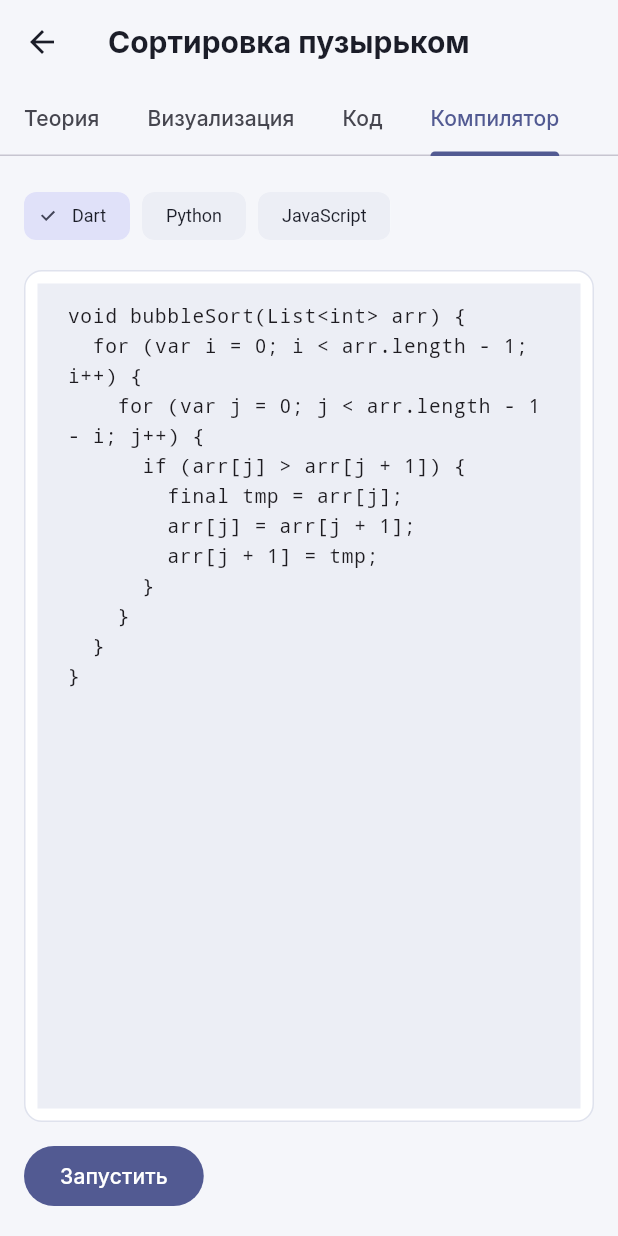
After one commit to NeystKirill/Algo_App, a Flutter app: the TopicScreen screen opened directly with sample values from the repository, tab 4 chosen, on a phone screen of 412 x 824 dp. The commit adds this screen. Run offline on Flutter 3.47's test engine with Material 3 defaults, Android fonts, the phone set to English and light mode, and no system bars; our stand-ins replace flutter_highlight, flutter_riverpod, go_router, google_fonts, shared_preferences; accounts and stored records are empty; network calls fail.

Commit message:
Add compiler tab backed by Piston execution API

```diff
--- /dev/null
+++ b/backend/lib/routes/execute.dart
@@ -0,0 +1,37 @@
+import 'dart:convert';
+
+import 'package:http/http.dart' as http;
+import 'package:shelf/shelf.dart';
+import 'package:shelf_router/shelf_router.dart';
+
+Router executeRouter() {
+  final router = Router();
+
+  router.post('/execute', (Request request) async {
+    final body = jsonDecode(await request.readAsString()) as Map<String, dynamic>;
+    final language = body['language'] as String;
+    final code = body['code'] as String;
+    final stdin = body['stdin'] as String? ?? '';
+
+    final pistonResponse = await http.post(
+      Uri.parse('https://emkc.org/api/v2/piston/execute'),
+      headers: {'content-type': 'application/json'},
+      body: jsonEncode({
+        'language': language,
+        'version': '*',
+        'files': [
+          {'content': code},
+        ],
+        'stdin': stdin,
+      }),
+    );
+
+    return Response(
+      pistonResponse.statusCode,
+      body: pistonResponse.body,
+      headers: {'content-type': 'application/json'},
+    );
+  });
+
+  return router;
+}
--- /dev/null
+++ b/lib/features/compiler/compiler_repository.dart
@@ -0,0 +1,38 @@
+import 'dart:convert';
+
+import 'package:http/http.dart' as http;
+
+import '../../core/api_config.dart';
+
+class ExecutionResult {
+  final String stdout;
+  final String stderr;
+  final int exitCode;
+
+  const ExecutionResult({required this.stdout, required this.stderr, required this.exitCode});
+}
+
+Future<ExecutionResult> runCode({
+  required String language,
+  required String code,
+  String stdin = '',
+}) async {
+  final response = await http.post(
+    Uri.parse('$apiBaseUrl/execute'),
+    headers: {'content-type': 'application/json'},
+    body: jsonEncode({'language': language, 'code': code, 'stdin': stdin}),
+  );
+
+  if (response.statusCode != 200) {
+    throw Exception('Execution failed: ${response.statusCode} ${response.body}');
+  }
+
+  final json = jsonDecode(response.body) as Map<String, dynamic>;
+  final run = json['run'] as Map<String, dynamic>;
+
+  return ExecutionResult(
+    stdout: run['stdout'] as String? ?? '',
+    stderr: run['stderr'] as String? ?? '',
+    exitCode: run['code'] as int? ?? 0,
+  );
+}
--- /dev/null
+++ b/lib/features/compiler/compiler_view.dart
@@ -0,0 +1,121 @@
+import 'package:flutter/material.dart';
+
+import '../../app/theme/app_colors.dart';
+import '../../core/models/algorithm_info.dart';
+import 'compiler_repository.dart';
+
+class CompilerView extends StatefulWidget {
+  const CompilerView({super.key, required this.algorithm, required this.initialLanguage});
+
+  final AlgorithmInfo algorithm;
+  final String initialLanguage;
+
+  @override
+  State<CompilerView> createState() => _CompilerViewState();
+}
+
+class _CompilerViewState extends State<CompilerView> {
+  static const _labels = {'dart': 'Dart', 'python': 'Python', 'javascript': 'JavaScript'};
+
+  late String _language = widget.initialLanguage;
+  late final _codeController = TextEditingController(
+    text: widget.algorithm.codeFor(widget.initialLanguage),
+  );
+
+  bool _running = false;
+  ExecutionResult? _result;
+  String? _error;
+
+  @override
+  void dispose() {
+    _codeController.dispose();
+    super.dispose();
+  }
+
+  Future<void> _run() async {
+    setState(() {
+      _running = true;
+      _error = null;
+    });
+    try {
+      final result = await runCode(language: _language, code: _codeController.text);
+      setState(() => _result = result);
+    } catch (e) {
+      setState(() => _error = e.toString());
+    } finally {
+      setState(() => _running = false);
+    }
+  }
+
+  @override
+  Widget build(BuildContext context) {
+    final colors = context.colors;
+    final available = widget.algorithm.codeSamples.map((s) => s.language).toList();
+
+    return Padding(
+      padding: const EdgeInsets.all(16),
+      child: Column(
+        crossAxisAlignment: CrossAxisAlignment.start,
+        children: [
+          Wrap(
+            spacing: 8,
+            children: [
+              for (final lang in available)
+                ChoiceChip(
+                  label: Text(_labels[lang] ?? lang),
+                  selected: _language == lang,
+                  onSelected: (_) => setState(() {
+                    _language = lang;
+                    _codeController.text = widget.algorithm.codeFor(lang);
+                  }),
+                ),
+            ],
+          ),
+          const SizedBox(height: 12),
+          Expanded(
+            child: Container(
+              decoration: BoxDecoration(
+                color: colors.surface,
+                borderRadius: BorderRadius.circular(12),
+                border: Border.all(color: colors.border),
+              ),
+              padding: const EdgeInsets.all(8),
+              child: TextField(
+                controller: _codeController,
+                maxLines: null,
+                expands: true,
+                style: const TextStyle(fontFamily: 'monospace', fontSize: 13),
+                decoration: const InputDecoration(border: InputBorder.none),
+              ),
+            ),
+          ),
+          const SizedBox(height: 12),
+          FilledButton(
+            onPressed: _running ? null : _run,
+            child: _running
+                ? const SizedBox(
+                    width: 16,
+                    height: 16,
+                    child: CircularProgressIndicator(strokeWidth: 2),
+                  )
+                : const Text('Запустить'),
+          ),
+          if (_error != null) ...[
+            const SizedBox(height: 12),
+            Text(_error!, style: const TextStyle(color: Colors.red)),
+          ],
+          if (_result != null) ...[
+            const SizedBox(height: 12),
+            if (_result!.stdout.isNotEmpty)
+              Text(_result!.stdout, style: const TextStyle(fontFamily: 'monospace')),
+            if (_result!.stderr.isNotEmpty)
+              Text(
+                _result!.stderr,
+                style: const TextStyle(fontFamily: 'monospace', color: Colors.red),
+              ),
+          ],
+        ],
+      ),
+    );
+  }
+}
--- a/lib/features/topic/topic_screen.dart
+++ b/lib/features/topic/topic_screen.dart
@@ -5,6 +5,7 @@ import '../../app/theme/app_colors.dart';
 import '../../core/models/algo_step.dart';
 import '../../core/models/algorithm_info.dart';
 import '../../core/models/graph_models.dart';
+import '../compiler/compiler_view.dart';
 import '../settings/settings_provider.dart';
 import '../visualizer/array_visualizer.dart';
 import '../visualizer/graph_visualizer.dart';
@@ -23,7 +24,7 @@ class TopicScreen extends ConsumerStatefulWidget {
 
 class _TopicScreenState extends ConsumerState<TopicScreen>
     with SingleTickerProviderStateMixin {
-  late final TabController _tabController = TabController(length: 3, vsync: this);
+  late final TabController _tabController = TabController(length: 4, vsync: this);
   List<AlgoStep>? _arraySteps;
   GraphVisualization? _graphVisualization;
   late final PlayerController _player;
@@ -69,6 +70,7 @@ class _TopicScreenState extends ConsumerState<TopicScreen>
             Tab(text: 'Теория'),
             Tab(text: 'Визуализация'),
             Tab(text: 'Код'),
+            Tab(text: 'Компилятор'),
           ],
         ),
       ),
@@ -88,6 +90,10 @@ class _TopicScreenState extends ConsumerState<TopicScreen>
               algorithm: algorithm,
               initialLanguage: ref.read(settingsProvider).codeLanguage,
             ),
+          ),
+          CompilerView(
+            algorithm: algorithm,
+            initialLanguage: ref.read(settingsProvider).codeLanguage,
           ),
         ],
       ),
```
Also changed, not shown: 3 other files.
